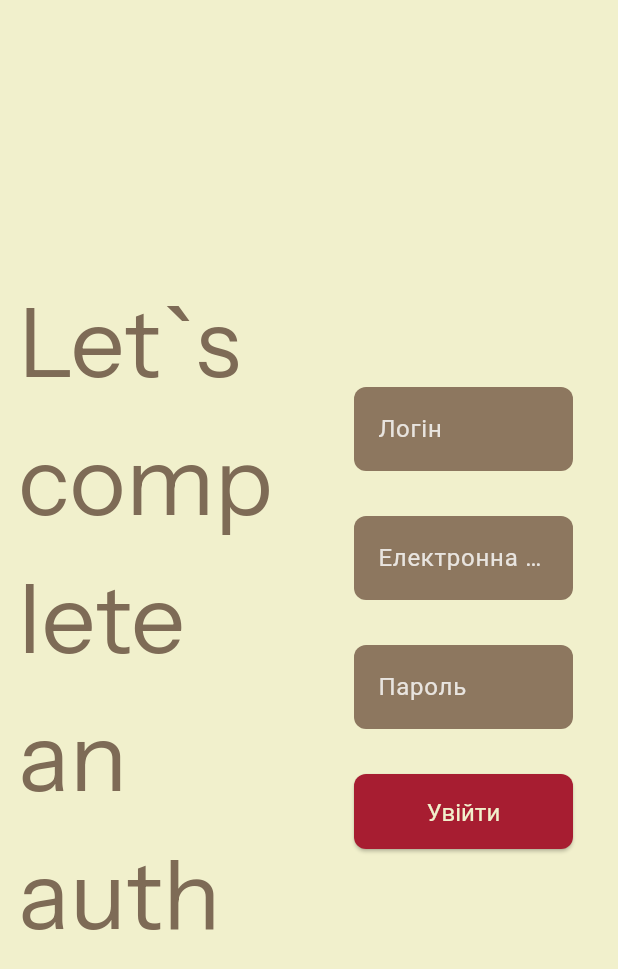
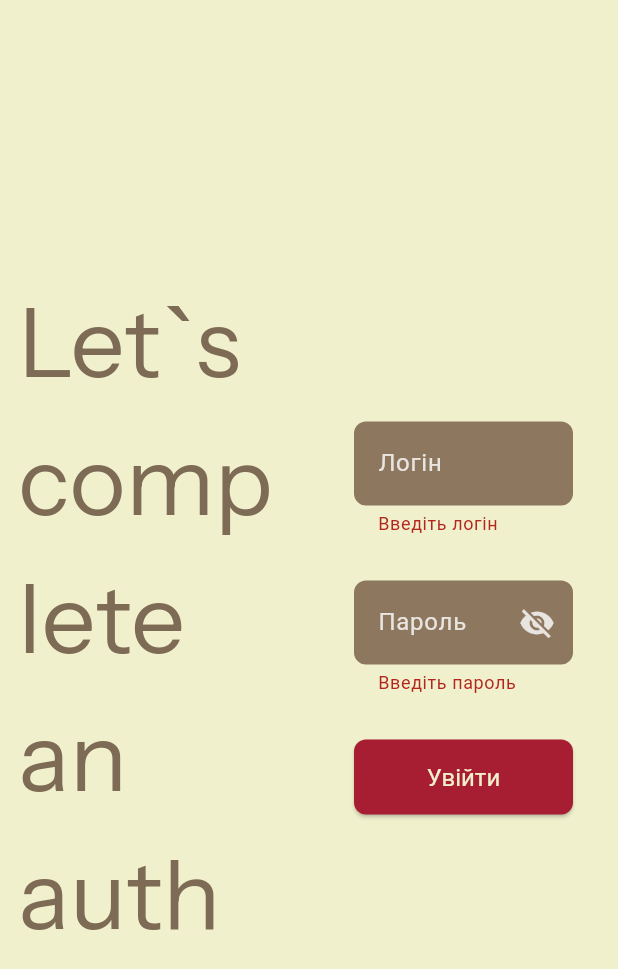
Before and after one commit to BlautaVi/TeamRoom, a Flutter app: the LoginScreen screen opened directly, after a tap on "Увійти", on a phone screen of 412 x 824 dp. Shown: the top 969 px of the screen. Run offline on Flutter 3.47's test engine with Material 3 defaults, Android fonts, the phone set to English and light mode, and no system bars.

Commit message:
Complete an auth

```diff
--- a/lib/screens/auth.dart
+++ b/lib/screens/auth.dart
@@ -1,12 +1,62 @@
 import 'package:flutter/material.dart';
+import 'package:http/http.dart' as http;
+import 'dart:convert';
 
-class LoginScreen extends StatelessWidget {
+class LoginScreen extends StatefulWidget {
   const LoginScreen({super.key});
+
+  @override
+  State<LoginScreen> createState() => _LoginScreenState();
+}
+
+class _LoginScreenState extends State<LoginScreen> {
+  final _formKey = GlobalKey<FormState>();
+  final TextEditingController _loginController = TextEditingController();
+  final TextEditingController _passwordController = TextEditingController();
+  bool _isPasswordVisible = false;
+
+  Future<void> _login() async {
+    if (_formKey.currentState!.validate()) {
+      final String login = _loginController.text.trim();
+      final String password = _passwordController.text.trim();
+
+      try {
+        final response = await http.post(
+          Uri.parse("http://team-room-back.onrender.com/api/auth/login"),
+          headers: {"Content-Type": "application/json"},
+          body: jsonEncode({
+            "username": login,
+            "password": password,
+          }),
+        );
+
+        if (response.statusCode == 200) {
+          final data = jsonDecode(response.body);
+          print("Успішна авторизація: $data");
+
+          ScaffoldMessenger.of(context).showSnackBar(
+            const SnackBar(content: Text("Вхід успішний!")),
+          );
+        } else {
+          print("Помилка: ${response.body}");
+          ScaffoldMessenger.of(context).showSnackBar(
+            const SnackBar(content: Text("Невірний логін або пароль")),
+          );
+        }
+      } catch (e) {
+        print("Помилка підключення: $e");
+        ScaffoldMessenger.of(context).showSnackBar(
+          const SnackBar(content: Text("Помилка з'єднання")),
+        );
+      }
+    }
+  }
 
   @override
   Widget build(BuildContext context) {
     const Color textColor = Colors.white;
     final Color labelColor = Colors.white.withOpacity(0.8);
+
     return Scaffold(
       body: Row(
         children: [
@@ -31,13 +81,15 @@ class LoginScreen extends StatelessWidget {
           ),
           Expanded(
             child: Container(
-              child: Padding(
               padding: const EdgeInsets.symmetric(horizontal: 30.0),
+              child: Form(
+                key: _formKey,
                 child: Column(
                   mainAxisAlignment: MainAxisAlignment.center,
                   crossAxisAlignment: CrossAxisAlignment.center,
                   children: <Widget>[
-                    TextField(
+                    TextFormField(
+                      controller: _loginController,
                       style: const TextStyle(color: textColor),
                       decoration: InputDecoration(
                         filled: true,
@@ -50,31 +102,21 @@ class LoginScreen extends StatelessWidget {
                         ),
                         focusedBorder: OutlineInputBorder(
                           borderRadius: BorderRadius.circular(8),
-                              borderSide: const BorderSide(color: Color(0xFFF1F0CC))
-                          )
+                          borderSide:
+                          const BorderSide(color: Color(0xFFF1F0CC)),
                         ),
                       ),
-                    const SizedBox(height: 30),
-                    TextField(
-                      style: const TextStyle(color: textColor),
-                      decoration: InputDecoration(
-                          filled: true,
-                          fillColor: const Color(0xFF8D775F),
-                          labelText: 'Електронна пошта',
-                          labelStyle: TextStyle(color: labelColor),
-                          border: OutlineInputBorder(
-                            borderRadius: BorderRadius.circular(8),
-                            borderSide: BorderSide.none,
-                          ),
-                          focusedBorder: OutlineInputBorder(
-                              borderRadius: BorderRadius.circular(8),
-                              borderSide: const BorderSide(color: Color(0xFFF1F0CC))
-                          )
-                      ),
+                      validator: (value) {
+                        if (value == null || value.isEmpty) {
+                          return "Введіть логін";
+                        }
+                        return null;
+                      },
                     ),
                     const SizedBox(height: 30),
-                    TextField(
-                      obscureText: true,
+                    TextFormField(
+                      controller: _passwordController,
+                      obscureText: !_isPasswordVisible,
                       style: const TextStyle(color: textColor),
                       decoration: InputDecoration(
                         filled: true,
@@ -87,15 +129,36 @@ class LoginScreen extends StatelessWidget {
                         ),
                         focusedBorder: OutlineInputBorder(
                           borderRadius: BorderRadius.circular(8),
-                              borderSide: const BorderSide(color: Color(0xFFF1F0CC))
-                          )
+                          borderSide:
+                          const BorderSide(color: Color(0xFFF1F0CC)),
                         ),
+                        suffixIcon: IconButton(
+                          icon: Icon(
+                            _isPasswordVisible
+                                ? Icons.visibility
+                                : Icons.visibility_off,
+                            color: labelColor,
+                          ),
+                          onPressed: () {
+                            setState(() {
+                              _isPasswordVisible = !_isPasswordVisible;
+                            });
+                          },
+                      ),
+    ),
+                      validator: (value) {
+                        if (value == null || value.isEmpty) {
+                          return "Введіть пароль";
+                        }
+                        if (value.length < 6) {
+                          return "Мінімум 6 символів";
+                        }
+                        return null;
+                      },
                     ),
                     const SizedBox(height: 30),
                     ElevatedButton(
-                      onPressed: () {
-                        print('Спроба авторизації');
-                      },
+                      onPressed: _login,
                       style: ElevatedButton.styleFrom(
                         backgroundColor: const Color(0xFFA71D31),
                         foregroundColor: const Color(0xFFF1F0CC),
--- a/pubspec.yaml
+++ b/pubspec.yaml
@@ -12,6 +12,7 @@ dependencies:
   flutter:
     sdk: flutter
   cupertino_icons: ^1.0.8
+  http: ^1.2.2
 
 dev_dependencies:
   flutter_test:
```
Also changed, not shown: pubspec.lock. Lines whose indentation alone changed are shown as unchanged.
